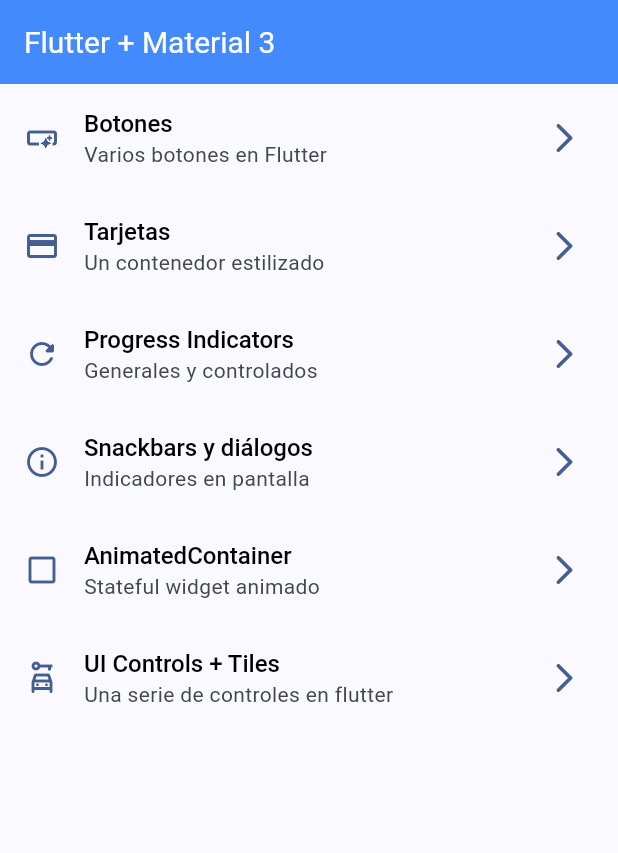
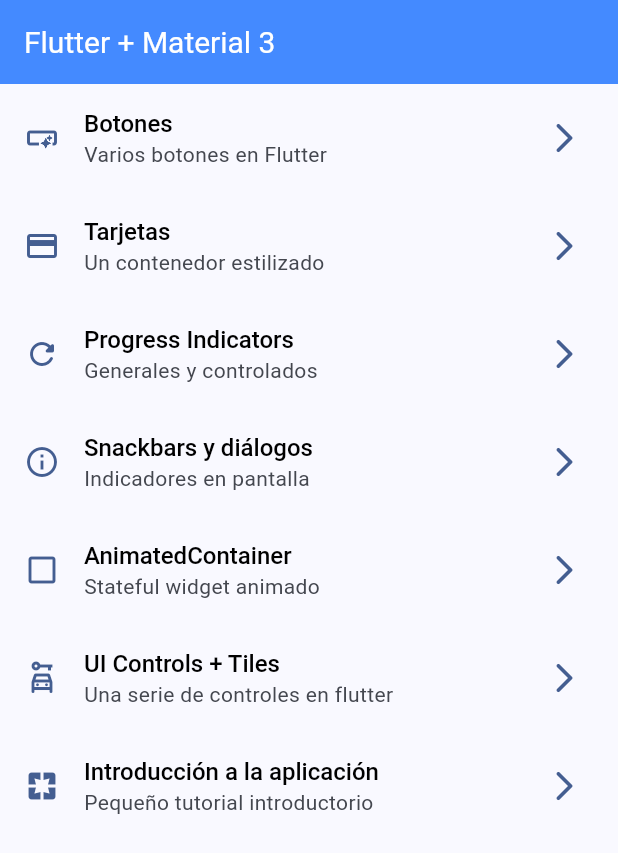
Before and after one commit to oscar-coronel-student/flutter_widgets_app, a Flutter app: the screen it shows after launch, on a phone screen of 412 x 824 dp. Shown: the top 853 px of the screen. Run offline on Flutter 3.47's test engine with Material 3 defaults, Android fonts, the phone set to English and light mode, and no system bars; our stand-ins replace go_router.

Commit message:
tutorial screen added

```diff
--- a/lib/config/menu/menu_items.dart
+++ b/lib/config/menu/menu_items.dart
@@ -1,5 +1,6 @@
 import 'package:flutter/material.dart';
 import 'package:widgets_app/presentation/screens/animated_screen.dart';
+import 'package:widgets_app/presentation/screens/app_tutorial_screen.dart';
 import 'package:widgets_app/presentation/screens/button_screen.dart';
 import 'package:widgets_app/presentation/screens/card_screen.dart';
 import 'package:widgets_app/presentation/screens/progress_screen.dart';
@@ -68,4 +69,11 @@
     icon: Icons.car_rental_outlined,
     routeName: UiControlsScreen.routeName
   ),
+  MenuItems(
+    title: 'Introducción a la aplicación',
+    subtitle: 'Pequeño tutorial introductorio',
+    link: '/app_tutorial',
+    icon: Icons.pages,
+    routeName: AppTutorialScreen.routeName
+  ),
 ];
--- a/lib/config/router/app_router.dart
+++ b/lib/config/router/app_router.dart
@@ -1,5 +1,6 @@
 import 'package:go_router/go_router.dart';
 import 'package:widgets_app/presentation/screens/animated_screen.dart';
+import 'package:widgets_app/presentation/screens/app_tutorial_screen.dart';
 
 import 'package:widgets_app/presentation/screens/home_screen.dart';
 import 'package:widgets_app/presentation/screens/button_screen.dart';
@@ -48,5 +49,10 @@
       name: UiControlsScreen.routeName,
       builder: (context, state) => const UiControlsScreen(),
     ),
+    GoRoute(
+      path: '/app_tutorial',
+      name: AppTutorialScreen.routeName,
+      builder: (context, state) => const AppTutorialScreen(),
+    ),
   ],
 );
```
Also changed, not shown: lib/presentation/screens/app_tutorial_screen.dart (+16 -0 lines).
